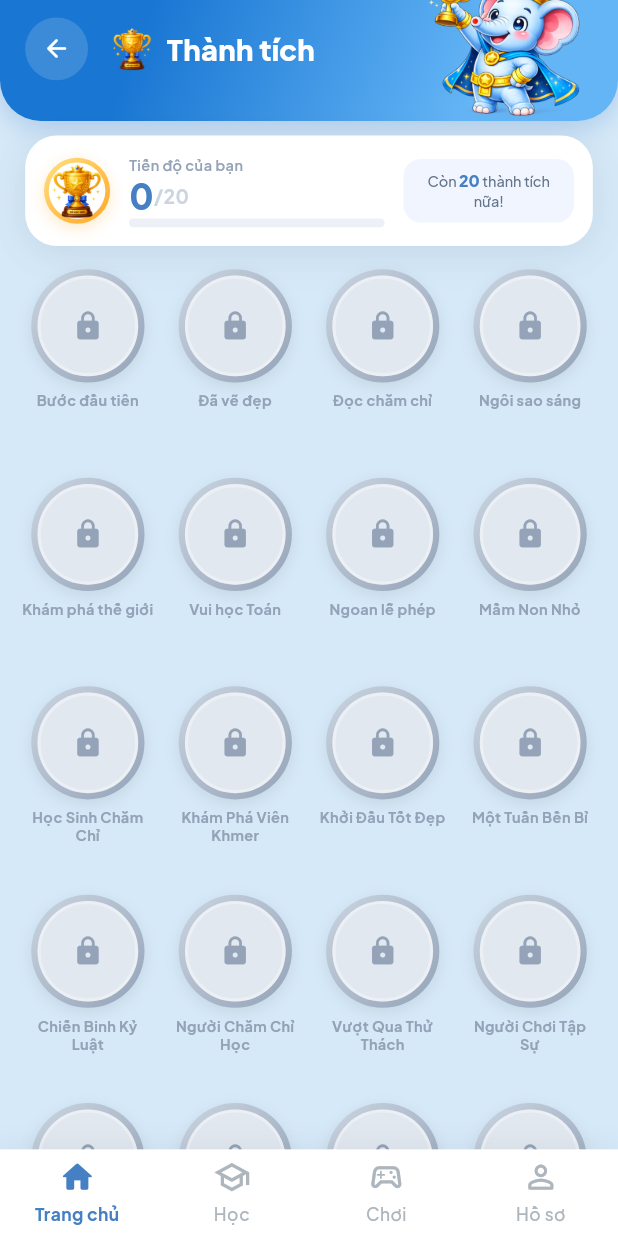
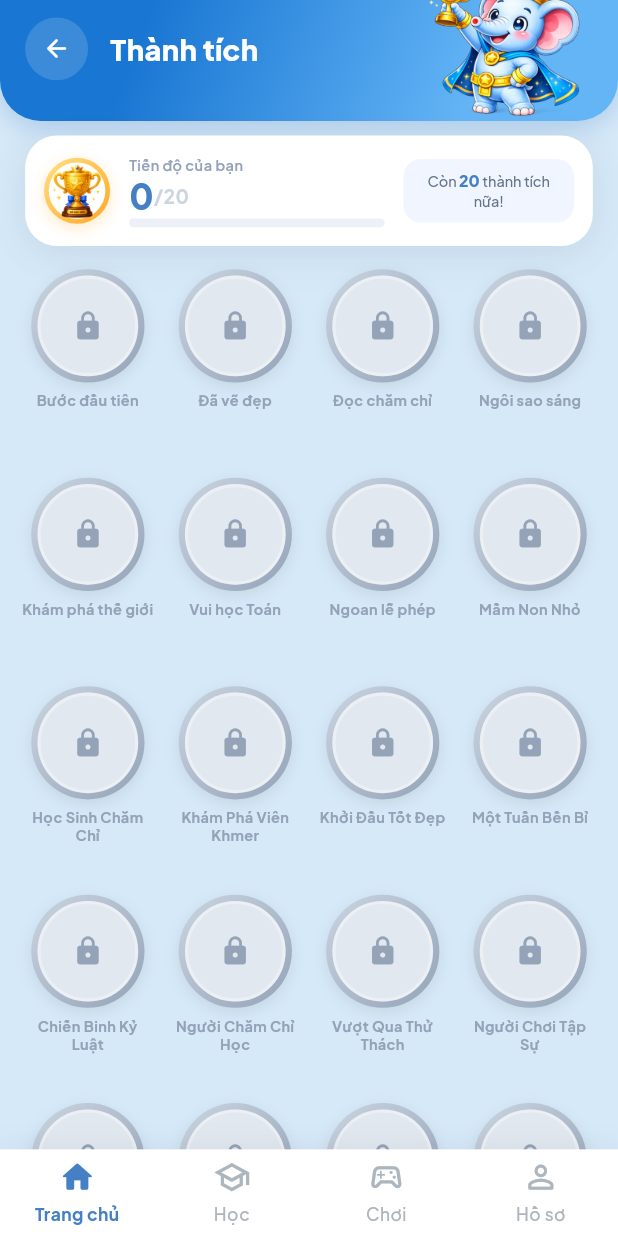
Before and after one commit to Lamvanna/tn-da22ttb-110122116-lamvanna-khmerkid, a Flutter app: the AchievementsScreen screen opened directly, on a phone screen of 412 x 824 dp. Run offline on Flutter 3.47's test engine with Material 3 defaults, Android fonts, the light colour scheme and no system bars; our stand-ins replace audioplayers, connectivity_plus, flutter_screenutil, flutter_tts, google_fonts, google_sign_in and 5 more; missing offline and left inert: flutter_tesseract_ocr, string_similarity; accounts and stored records are empty; generated files the repository leaves out were written again; network calls fail.

Commit message:
Tiếp tục chỉnh sửa và hoàn thiện giao diện màn hình thành tựu (achievements)

```diff
--- a/lib/screens/achievements/achievements_screen.dart
+++ b/lib/screens/achievements/achievements_screen.dart
@@ -285,13 +285,6 @@ class _AchievementsScreenState extends State<AchievementsScreen> {
                           ),
                         ),
                         SizedBox(width: 14.w),
-                        Image.asset(
-                          'image/cúp hồ sơ.png',
-                          width: 28.w,
-                          height: 28.w,
-                          fit: BoxFit.contain,
-                        ),
-                        SizedBox(width: 8.w),
                         Expanded(
                           child: Text(
                             'Thành tích',
```
